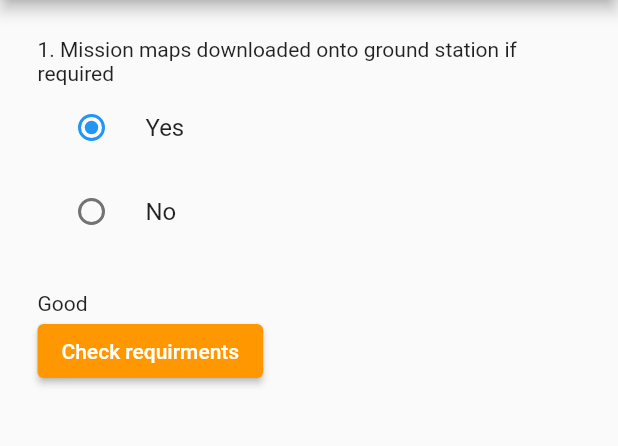
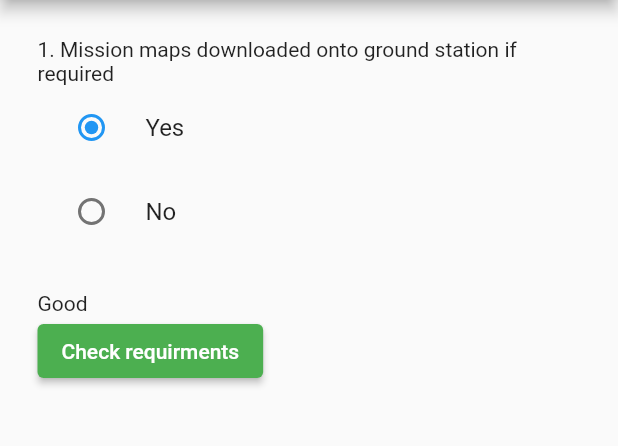
Before and after one commit to indro-robotics/sop, a Flutter app: the screen it shows after launch, after a tap on "Yes", on a phone screen of 412 x 824 dp, the part 84-530 px from its top. Run offline on Flutter 3.47's test engine with Material 2 defaults, Android fonts, the phone set to English and light mode, and no system bars; our stand-ins replace open_file; missing offline and left inert: flutter_email_sender, syncfusion_flutter_pdf.

Commit message:
styling green buttons

```diff
--- a/lib/main.dart
+++ b/lib/main.dart
@@ -76,7 +76,7 @@ class _HomeState extends State<Home>
                 Text(_result == 'yes' ? 'Good' : 'Please get the map downloaded'),
                 ElevatedButton(
                     style: ElevatedButton.styleFrom(
-                      primary: Colors.orange,
+                      primary: Colors.green,
                     ),
                     onPressed: _result == 'yes' ? _doSomething :null, child: Text('Check requirments'))
               ]),
@@ -159,7 +159,7 @@ class _Screen2State extends State<Screen2> {
                                   .withOpacity(0.5);
                             else if (states.contains(MaterialState.disabled))
                               return Colors.grey;
-                            return Colors.orange; // Use the component's default.
+                            return Colors.green; // Use the component's default.
                           },
                         ),
                         shape:
```
